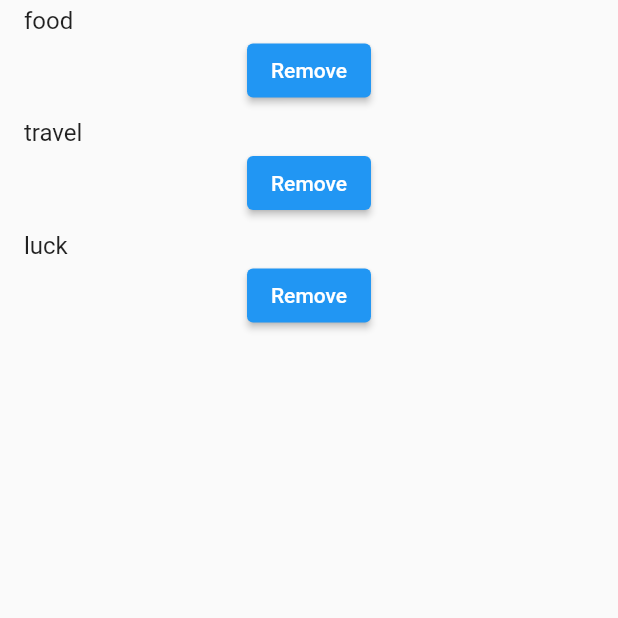
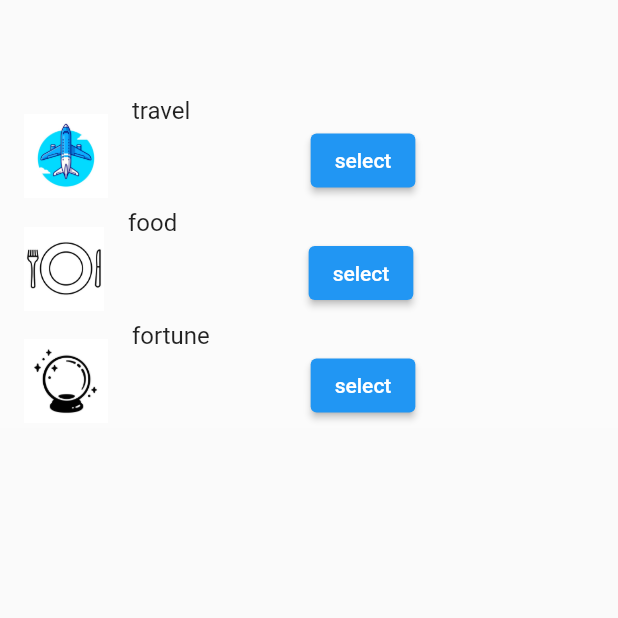
Before and after one commit to HaragoSeries-png/The_vote, a Flutter app: the Trendshow screen opened directly, on a phone screen of 412 x 824 dp, the top half of it. Run offline on Flutter 3.47's test engine with Material 2 defaults, Android fonts, the phone set to English and light mode, and no system bars; our stand-ins replace flutter_fortune_wheel, modal_bottom_sheet, sqflite; missing offline and left inert: imagebutton; accounts and stored records are empty.

Commit message:
padding fix

```diff
--- a/lib/main.dart
+++ b/lib/main.dart
@@ -227,7 +227,11 @@ class _VoteListState extends State<VoteList> {
                               items: (provider.li.length > 1
                                   ? provider.li.map((e) {
                                       return FortuneItem(
-                                          child: Text(e.toString()));
+                                        child: Container(
+                                          padding: const EdgeInsets.all(16.0),
+
+                                          child: Text(e.toString(),style: TextStyle(fontSize: 16)))
+                                      );
                                     }).toList()
                                   : [
                                       FortuneItem(child: Text('now ')),
@@ -462,30 +466,68 @@ class _ShowcurrentState extends State<Showcurrent> {
 }
 
 class Trendshow extends StatelessWidget {
-  List<String> trend = ['food','travel','luck'];
+  List<String> trend = ['food', 'travel', 'luck'];
   @override
   Widget build(BuildContext context) {
     return Scaffold(
       body: Consumer(builder: (context, Store provider, Widget child) {
-        return
-          ListView.builder(
-            itemCount: trend.length,
-            itemBuilder: (BuildContext context, int index) {
-              var l = trend[index];
-              return ListTile(
-                title: Text(l),
-                subtitle: Column(children: [
-                  ElevatedButton(
-                    child: Text('Remove'),
-                    onPressed: () {
-                      provider.changecategory(l);
-                    },
-                  )
-                ]),
-              );
-            },
-          );
-
+        return Column(
+          children: [
+            Padding(
+              padding: EdgeInsets.fromLTRB(20, 50, 20, 10),
+            ),
+            Expanded(
+                child: ListView(
+              children: [
+                ListTile(
+                  tileColor: Colors.white24,
+                  leading: Image.asset('assets/plane.jpg'),
+                  title: Text('travel'),
+                  subtitle: Column(
+                    children: [
+                      ElevatedButton(
+                        child: Text('select'),
+                        onPressed: () {
+                          provider.changecategory('travel');
+                        },
+                      )
+                    ],
+                  ),
+                ),
+                ListTile(
+                  tileColor: Colors.white24,
+                  leading: Image.asset('assets/food.jpg'),
+                  title: Text('food'),
+                  subtitle: Column(
+                    children: [
+                      ElevatedButton(
+                        child: Text('select'),
+                        onPressed: () {
+                          provider.changecategory('food');
+                        },
+                      )
+                    ],
+                  ),
+                ),
+                ListTile(
+                  tileColor: Colors.white24,
+                  leading: Image.asset('assets/fortune.jpg'),
+                  title: Text('fortune'),
+                  subtitle: Column(
+                    children: [
+                      ElevatedButton(
+                        child: Text('select'),
+                        onPressed: () {
+                          provider.changecategory('luck');
+                        },
+                      )
+                    ],
+                  ),
+                )
+              ],
+            )),
+          ],
+        );
       }),
     );
   }
--- a/pubspec.yaml
+++ b/pubspec.yaml
@@ -54,6 +54,10 @@ flutter:
   assets:
       - assets/allrandom.jpg
       - assets/grouping.png
+      - assets/food.jpg
+      - assets/plane.jpg
+      - assets/fortune.jpg
+
   #   - images/a_dot_burr.jpeg
   #   - images/a_dot_ham.jpeg
 
```
Also changed, not shown: assets/food.jpg (added), assets/fortune.jpg (added), assets/plane.jpg (added).
